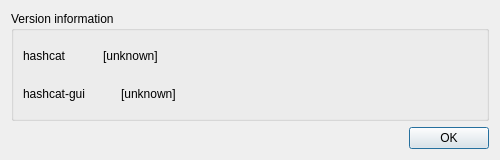
Above: src/aboutdialog.ui from rgroesslinger/hashcat-gui before the change. Below: the same form after it.
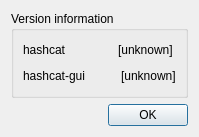
That is the form after the change.

```diff
--- a/src/aboutdialog.ui
+++ b/src/aboutdialog.ui
@@ -10,24 +10,6 @@
     <height>160</height>
    </rect>
   </property>
-  <property name="sizePolicy">
-   <sizepolicy hsizetype="Fixed" vsizetype="Fixed">
-    <horstretch>0</horstretch>
-    <verstretch>0</verstretch>
-   </sizepolicy>
-  </property>
-  <property name="minimumSize">
-   <size>
-    <width>500</width>
-    <height>160</height>
-   </size>
-  </property>
-  <property name="maximumSize">
-   <size>
-    <width>500</width>
-    <height>160</height>
-   </size>
-  </property>
   <property name="windowTitle">
    <string>About</string>
   </property>
@@ -35,6 +17,9 @@
    <bool>true</bool>
   </property>
   <layout class="QVBoxLayout" name="verticalLayout_4">
+   <property name="sizeConstraint">
+    <enum>QLayout::SizeConstraint::SetFixedSize</enum>
+   </property>
    <item>
     <widget class="QGroupBox" name="groupBox_versions">
      <property name="title">
@@ -82,28 +67,24 @@
            <layout class="QVBoxLayout" name="verticalLayout_2">
             <item>
              <widget class="QLabel" name="label_hc_version">
+              <property name="maximumSize">
+               <size>
+                <width>360</width>
+                <height>16777215</height>
+               </size>
+              </property>
               <property name="text">
                <string>[unknown]</string>
               </property>
+              <property name="wordWrap">
+               <bool>true</bool>
+              </property>
              </widget>
             </item>
            </layout>
           </item>
          </layout>
         </item>
-        <item>
-         <spacer name="horizontalSpacer">
-          <property name="orientation">
-           <enum>Qt::Orientation::Horizontal</enum>
-          </property>
-          <property name="sizeHint" stdset="0">
-           <size>
-            <width>258</width>
-            <height>20</height>
-           </size>
-          </property>
-         </spacer>
-        </item>
        </layout>
       </item>
       <item>
@@ -153,19 +134,6 @@
           </item>
          </layout>
         </item>
-        <item>
-         <spacer name="horizontalSpacer_5">
-          <property name="orientation">
-           <enum>Qt::Orientation::Horizontal</enum>
-          </property>
-          <property name="sizeHint" stdset="0">
-           <size>
-            <width>258</width>
-            <height>20</height>
-           </size>
-          </property>
-         </spacer>
-        </item>
        </layout>
       </item>
      </layout>
```
